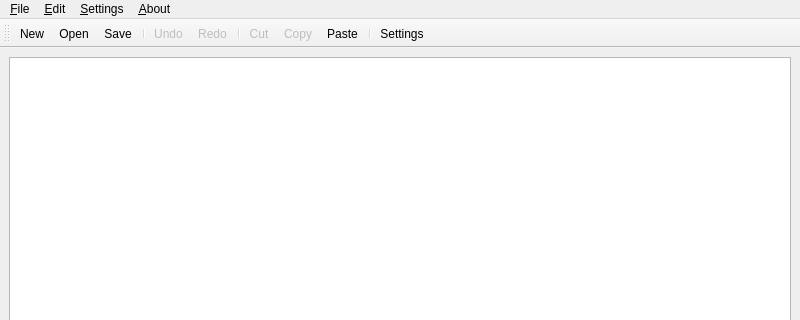
Old version of the form mainwindow.ui in the repository Gricana/SimpleTextEditor; both pictures show x 0 to 800 and y 0 to 320 of the 800 by 485 pixel window.
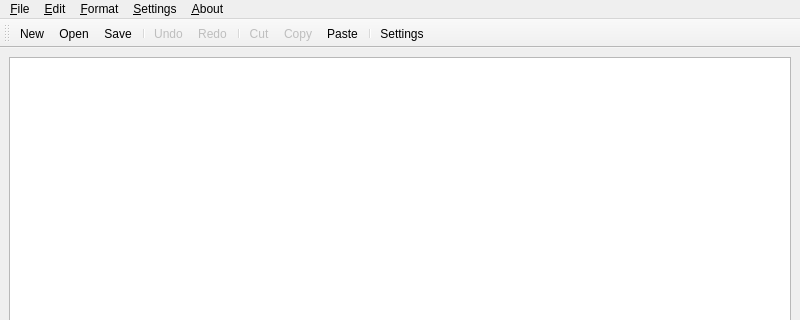
New version of the form. Icons and pictures are not drawn.

Commit message: added setting font

Patch:
```diff
--- a/mainwindow.ui
+++ b/mainwindow.ui
@@ -85,8 +85,15 @@
     </property>
     <addaction name="action_Settings"/>
    </widget>
+   <widget class="QMenu" name="menu_Format">
+    <property name="title">
+     <string>&amp;Format</string>
+    </property>
+    <addaction name="action_Font"/>
+   </widget>
    <addaction name="menu_File"/>
    <addaction name="menu_Edit"/>
+   <addaction name="menu_Format"/>
    <addaction name="Settings"/>
    <addaction name="menu_About"/>
   </widget>
```
Left out of the diff: 11 changed lines with no effect on the pictures. The commit also changes 2 other files.
